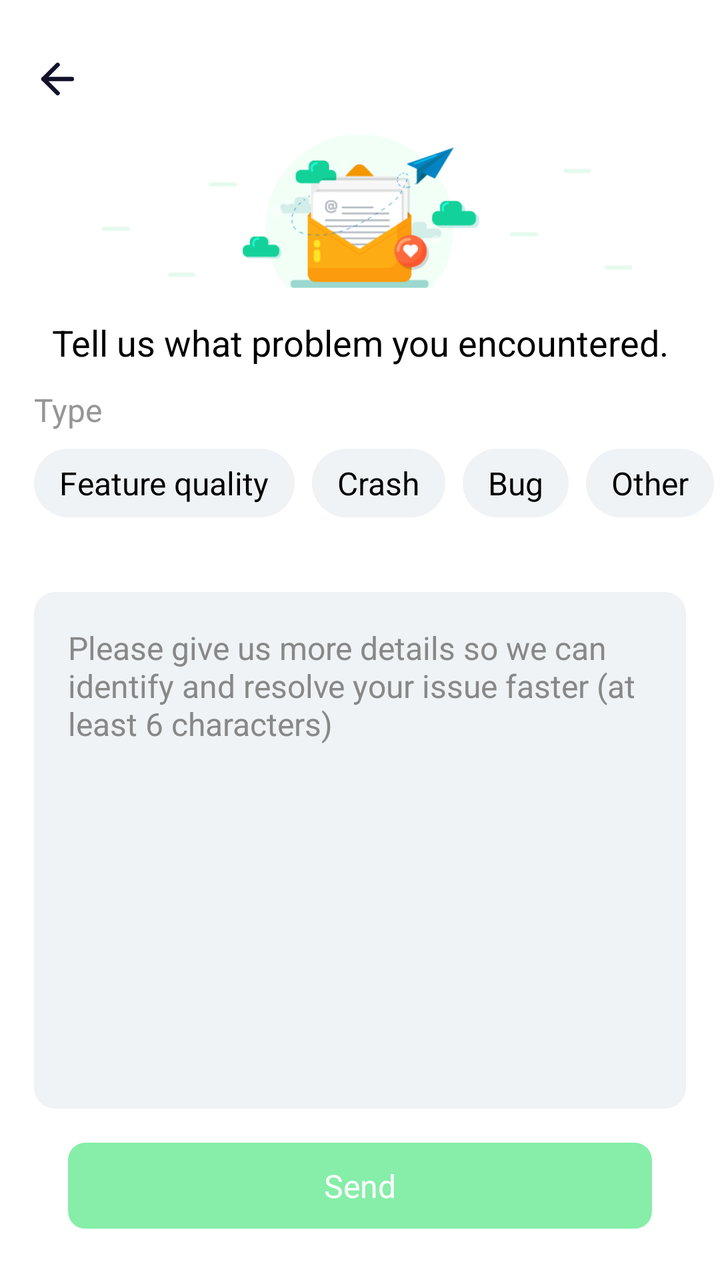
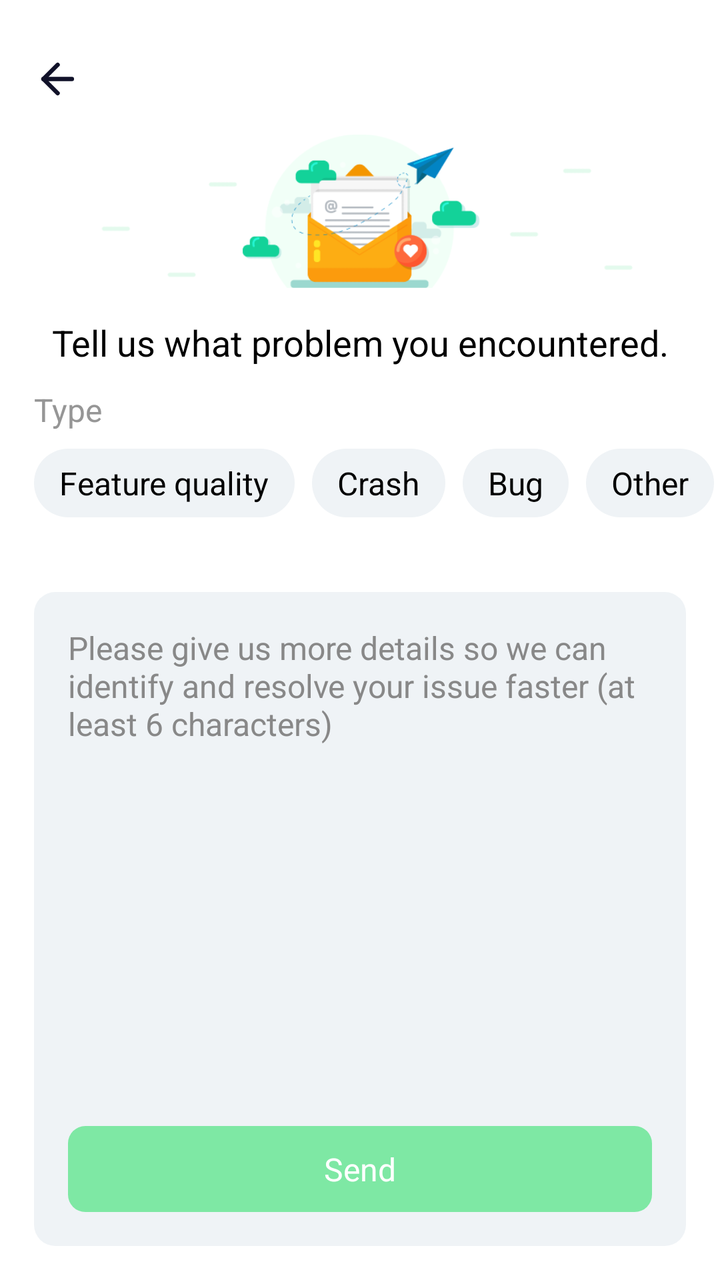

The first picture is an Android layout as it rendered before a commit; the second is the same layout after the commit. The layout source and the unified diff follow.
<!-- AndroidManifest.xml: application theme Theme.SuperVPN.Splash -->
<!-- res/layout/dialog_rate_feedback.xml -->
<?xml version="1.0" encoding="utf-8"?>
<androidx.constraintlayout.widget.ConstraintLayout xmlns:android="http://schemas.android.com/apk/res/android"
    xmlns:app="http://schemas.android.com/apk/res-auto"
    android:layout_width="match_parent"
    android:layout_height="match_parent"
    android:background="#FFFFFF">

    <androidx.appcompat.widget.AppCompatImageView
        android:id="@+id/ivBack"
        android:layout_width="@dimen/size24"
        android:layout_height="@dimen/size24"
        android:layout_marginStart="@dimen/size15"
        android:layout_marginTop="@dimen/size25"
        android:src="@drawable/arrow_left_black"
        app:layout_constraintStart_toStartOf="parent"
        app:layout_constraintTop_toTopOf="parent" />

    <androidx.appcompat.widget.AppCompatImageView
        android:id="@+id/banner2"
        android:layout_width="match_parent"
        android:layout_height="@dimen/size100"
        android:layout_marginHorizontal="@dimen/size35"
        android:src="@drawable/img_feedback"
        app:layout_constraintEnd_toEndOf="parent"
        app:layout_constraintStart_toStartOf="parent"
        app:layout_constraintTop_toBottomOf="@id/ivBack" />

    <androidx.appcompat.widget.AppCompatTextView
        android:id="@+id/tvTitle"
        android:layout_width="match_parent"
        android:layout_height="wrap_content"
        android:layout_marginHorizontal="@dimen/size20"
        android:gravity="center"
        android:text="@string/text_feedback_problem"
        android:textSize="18sp"
        android:textColor="#000000"
        app:layout_constraintStart_toStartOf="parent"
        app:layout_constraintTop_toBottomOf="@id/banner2" />

    <androidx.appcompat.widget.AppCompatTextView
        android:id="@+id/tvType"
        android:layout_width="match_parent"
        android:layout_height="wrap_content"
        android:layout_marginHorizontal="@dimen/size16"
        android:layout_marginTop="@dimen/size10"
        android:layout_marginBottom="@dimen/size20"
        android:text="@string/text_type"
        android:textColor="#969696"
        android:textSize="16sp"
        app:layout_constraintStart_toStartOf="parent"
        app:layout_constraintTop_toBottomOf="@id/tvTitle" />

    <androidx.appcompat.widget.LinearLayoutCompat
        android:id="@+id/lnType"
        android:layout_width="wrap_content"
        android:layout_height="wrap_content"
        android:layout_marginHorizontal="@dimen/size16"
        android:layout_marginTop="@dimen/size8"
        android:orientation="horizontal"
        app:layout_constraintStart_toStartOf="parent"
        app:layout_constraintTop_toBottomOf="@id/tvType">

        <androidx.appcompat.widget.AppCompatTextView
            android:id="@+id/tvFeature"
            android:layout_width="wrap_content"
            android:layout_height="wrap_content"
            android:background="@drawable/bg_type_feedback_button"
            android:paddingHorizontal="@dimen/size12"
            android:paddingVertical="@dimen/size6"
            android:text="@string/text_type_feature"
            android:textColor="#000000"
            android:textSize="16sp"
            app:layout_constraintStart_toStartOf="parent"
            app:layout_constraintTop_toBottomOf="@id/tvTitle" />

        <androidx.appcompat.widget.AppCompatTextView
            android:id="@+id/tvCrash"
            android:layout_width="wrap_content"
            android:layout_height="wrap_content"
            android:layout_marginStart="@dimen/size8"
            android:background="@drawable/bg_type_feedback_button"
            android:paddingHorizontal="@dimen/size12"
            android:paddingVertical="@dimen/size6"
            android:text="@string/text_type_crash"
            android:textColor="#000000"
            android:textSize="16sp"
            app:layout_constraintStart_toStartOf="parent"
            app:layout_constraintTop_toBottomOf="@id/tvTitle" />

        <androidx.appcompat.widget.AppCompatTextView
            android:id="@+id/tvBug"
            android:layout_width="wrap_content"
            android:layout_height="wrap_content"
            android:layout_marginStart="@dimen/size8"
            android:background="@drawable/bg_type_feedback_button"
            android:paddingHorizontal="@dimen/size12"
            android:paddingVertical="@dimen/size6"
            android:text="@string/text_type_bug"
            android:textColor="#000000"
            android:textSize="16sp"
            app:layout_constraintStart_toStartOf="parent"
            app:layout_constraintTop_toBottomOf="@id/tvTitle" />

        <androidx.appcompat.widget.AppCompatTextView
            android:id="@+id/tvOther"
            android:layout_width="wrap_content"
            android:layout_height="wrap_content"
            android:layout_marginStart="@dimen/size8"
            android:background="@drawable/bg_type_feedback_button"
            android:paddingHorizontal="@dimen/size12"
            android:paddingVertical="@dimen/size6"
            android:text="@string/text_type_other"
            android:textColor="#000000"
            android:textSize="16sp"
            app:layout_constraintStart_toStartOf="parent"
            app:layout_constraintTop_toBottomOf="@id/tvTitle" />
    </androidx.appcompat.widget.LinearLayoutCompat>

    <androidx.appcompat.widget.AppCompatEditText
        android:id="@+id/tvContent"
        android:layout_width="match_parent"
        android:padding="@dimen/size16"
        android:layout_height="0dp"
        android:background="@drawable/bg_editor_feedback"
        android:layout_marginTop="@dimen/size35"
        android:layout_marginHorizontal="@dimen/size16"
        android:layout_marginBottom="@dimen/size16"
        android:paddingBottom="@dimen/size30"
        android:hint="@string/text_feedback_hint"
        android:textColorHint="#888888"
        android:textColor="#474747"
        android:textSize="16sp"
        android:gravity="top|start"
        app:layout_constraintStart_toStartOf="parent"
        app:layout_constraintBottom_toTopOf="@+id/tvSend"
        app:layout_constraintTop_toBottomOf="@id/lnType" />

    <androidx.appcompat.widget.AppCompatTextView
        android:id="@+id/tvSend"
        android:layout_width="0dp"
        android:layout_height="wrap_content"
        android:layout_marginHorizontal="@dimen/size16"
        android:layout_marginBottom="@dimen/size24"
        android:paddingVertical="@dimen/size10"
        android:text="@string/text_send"
        android:textColor="#FFFFFF"
        android:textSize="16sp"
        android:background="@drawable/bg_button_rate"
        android:gravity="center"
        app:layout_constraintStart_toStartOf="@id/tvContent"
        app:layout_constraintEnd_toEndOf="@id/tvContent"
        app:layout_constraintTop_toBottomOf="@id/tvContent"
        app:layout_constraintBottom_toBottomOf="parent" />

</androidx.constraintlayout.widget.ConstraintLayout>
<!-- resources referenced by this layout -->
<resources>
  <dimen name="size10">10.6667dp</dimen>
  <dimen name="size100">106.6667dp</dimen>
  <dimen name="size12">12.8dp</dimen>
  <dimen name="size15">16dp</dimen>
  <dimen name="size16">17.0667dp</dimen>
  <dimen name="size20">21.3333dp</dimen>
  <dimen name="size24">25.6dp</dimen>
  <dimen name="size25">26.6667dp</dimen>
  <dimen name="size30">32dp</dimen>
  <dimen name="size35">37.3333dp</dimen>
  <dimen name="size6">6.4dp</dimen>
  <dimen name="size8">8.5333dp</dimen>
  <!-- drawable arrow_left_black (drawable) -->
  <vector xmlns:android="http://schemas.android.com/apk/res/android"
      android:width="21dp"
      android:height="20dp"
      android:viewportWidth="21"
      android:viewportHeight="20">
    <path
        android:pathData="M16.334,10H4.667"
        android:strokeLineJoin="round"
        android:strokeWidth="1.75"
        android:fillColor="#00000000"
        android:strokeColor="#111229"
        android:strokeLineCap="round"/>
    <path
        android:pathData="M10.5,15.834L4.667,10L10.5,4.167"
        android:strokeLineJoin="round"
        android:strokeWidth="1.75"
        android:fillColor="#00000000"
        android:strokeColor="#111229"
        android:strokeLineCap="round"/>
  </vector>
  <!-- drawable bg_editor_feedback (drawable) -->
  <?xml version="1.0" encoding="utf-8"?>
  <shape android:shape="rectangle" xmlns:android="http://schemas.android.com/apk/res/android">
      <solid android:color="#EFF3F6"/>
      <corners android:radius="@dimen/size10"/>
  </shape>
  <!-- drawable bg_type_feedback_button (drawable) -->
  <?xml version="1.0" encoding="utf-8"?>
  <selector xmlns:android="http://schemas.android.com/apk/res/android">
      <item android:state_selected="true">
          <shape android:shape="rectangle">
              <solid android:color="#1E90FF" />
              <corners android:radius="@dimen/size300" />
          </shape>
      </item>
      <item android:state_selected="false">
          <shape android:shape="rectangle">
              <solid android:color="#EFF3F6" />
              <corners android:radius="@dimen/size300" />
          </shape>
      </item>
      <item>
          <shape android:shape="rectangle">
              <solid android:color="#EFF3F6" />
              <corners android:radius="@dimen/size300" />
          </shape>
      </item>
  </selector>
  <string name="text_feedback_hint">Please give us more details so we can identify and resolve your issue faster (at least 6 characters)</string>
  <string name="text_feedback_problem">Tell us what problem you encountered.</string>
  <string name="text_send">Send</string>
  <string name="text_type">Type</string>
  <string name="text_type_bug">Bug</string>
  <string name="text_type_crash">Crash</string>
  <string name="text_type_feature">Feature quality</string>
  <string name="text_type_other">Other</string>
  <style name="Theme.SuperVPN.Splash" parent="Theme.SplashScreen">
          <item name="windowSplashScreenBackground">@color/backgroundColor</item>
          <item name="windowSplashScreenAnimatedIcon">@mipmap/ic_launcher_round</item>
          <item name="windowSplashScreenAnimationDuration">200</item>
  
          <item name="windowActionBar">false</item>
          <item name="windowNoTitle">true</item>
  
          <item name="android:windowActionBar">false</item>
          <item name="android:windowNoTitle">true</item>
  
          <item name="android:windowBackground">@color/backgroundColor</item>
          <item name="android:statusBarColor">@color/backgroundColor</item>
      </style>
  <color name="green_rate_select">#0FDD54</color>
  <color name="green_rate_unselect">#800FDD54</color>
  <dimen name="size300">320dp</dimen>
  <color name="backgroundColor">#02091A</color>
  <!-- unchanged entries left out for length: 2 -->
</resources>

<!-- the commit's change to res/layout/dialog_rate_feedback.xml (unified diff, before → after) -->
@@ -116,40 +116,46 @@
             app:layout_constraintTop_toBottomOf="@id/tvTitle" />
     </androidx.appcompat.widget.LinearLayoutCompat>
 
-    <androidx.appcompat.widget.AppCompatEditText
-        android:id="@+id/tvContent"
+    <androidx.appcompat.widget.LinearLayoutCompat
         android:layout_width="match_parent"
-        android:padding="@dimen/size16"
         android:layout_height="0dp"
+        android:layout_marginHorizontal="@dimen/size16"
+        android:layout_marginTop="@dimen/size35"
+        android:layout_marginBottom="@dimen/size16"
         android:background="@drawable/bg_editor_feedback"
-        android:layout_marginTop="@dimen/size35"
-        android:layout_marginHorizontal="@dimen/size16"
-        android:layout_marginBottom="@dimen/size16"
-        android:paddingBottom="@dimen/size30"
-        android:hint="@string/text_feedback_hint"
-        android:textColorHint="#888888"
-        android:textColor="#474747"
-        android:textSize="16sp"
-        android:gravity="top|start"
+        android:orientation="vertical"
+        app:layout_constraintBottom_toBottomOf="parent"
+        app:layout_constraintEnd_toEndOf="parent"
         app:layout_constraintStart_toStartOf="parent"
-        app:layout_constraintBottom_toTopOf="@+id/tvSend"
-        app:layout_constraintTop_toBottomOf="@id/lnType" />
+        app:layout_constraintTop_toBottomOf="@id/lnType"
+        app:layout_constraintVertical_bias="1.0">
 
-    <androidx.appcompat.widget.AppCompatTextView
-        android:id="@+id/tvSend"
-        android:layout_width="0dp"
-        android:layout_height="wrap_content"
-        android:layout_marginHorizontal="@dimen/size16"
-        android:layout_marginBottom="@dimen/size24"
-        android:paddingVertical="@dimen/size10"
-        android:text="@string/text_send"
-        android:textColor="#FFFFFF"
-        android:textSize="16sp"
-        android:background="@drawable/bg_button_rate"
-        android:gravity="center"
-        app:layout_constraintStart_toStartOf="@id/tvContent"
-        app:layout_constraintEnd_toEndOf="@id/tvContent"
-        app:layout_constraintTop_toBottomOf="@id/tvContent"
-        app:layout_constraintBottom_toBottomOf="parent" />
+        <androidx.appcompat.widget.AppCompatEditText
+            android:id="@+id/tvContent"
+            android:layout_width="match_parent"
+            android:layout_height="0dp"
+            android:background="#00ffffff"
+            android:layout_weight="1"
+            android:gravity="top|left"
+            android:hint="@string/text_feedback_hint"
+            android:padding="@dimen/size16"
+            android:textColor="#474747"
+            android:textColorHint="#888888"
+            android:textFontWeight="400"
+            android:textSize="@dimen/size15" />
 
+        <androidx.appcompat.widget.AppCompatTextView
+            android:id="@+id/tvSend"
+            android:layout_width="match_parent"
+            android:layout_height="wrap_content"
+            android:layout_marginHorizontal="@dimen/size16"
+            android:layout_marginBottom="@dimen/size16"
+            android:background="@drawable/bg_button_rate"
+            android:gravity="center"
+            android:paddingVertical="@dimen/size10"
+            android:text="@string/text_send"
+            android:textColor="#FFFFFF"
+            android:textFontWeight="400"
+            android:textSize="@dimen/size15" />
+    </androidx.appcompat.widget.LinearLayoutCompat>
 </androidx.constraintlayout.widget.ConstraintLayout>
<!-- resource entries referenced after the edit -->
@@ -8,7 +8,6 @@
   <dimen name="size20">21.3333dp</dimen>
   <dimen name="size24">25.6dp</dimen>
   <dimen name="size25">26.6667dp</dimen>
-  <dimen name="size30">32dp</dimen>
   <dimen name="size35">37.3333dp</dimen>
   <dimen name="size6">6.4dp</dimen>
   <dimen name="size8">8.5333dp</dimen>
